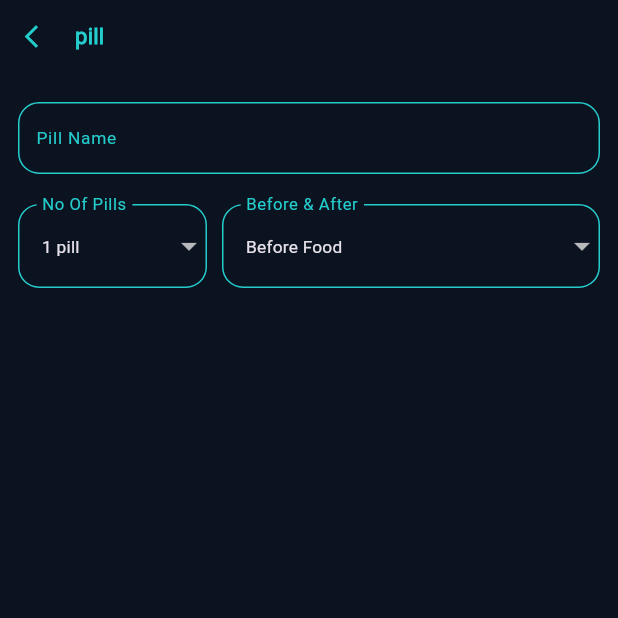
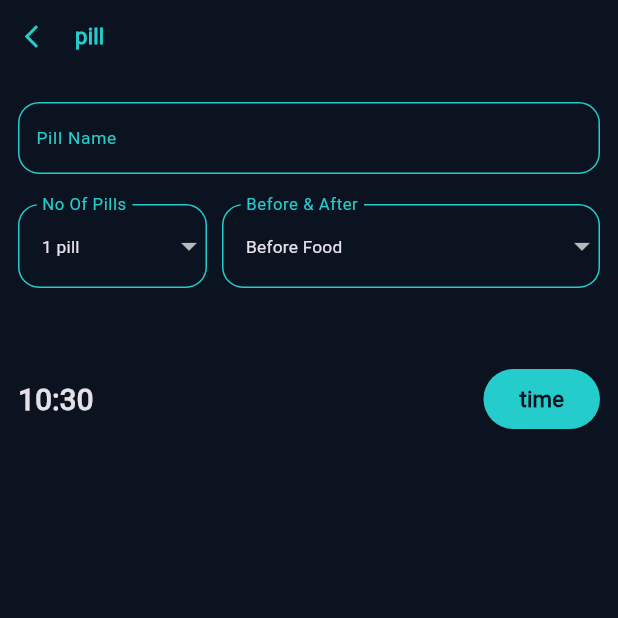
Before and after one commit to AliKamar34/MediMood, a Flutter app: the EditPillViewBody screen opened directly, on a phone screen of 412 x 824 dp, the top half of it. Run offline on Flutter 3.47's test engine with Material 3 defaults, Android fonts, the light colour scheme and no system bars; our stand-ins replace flutter_svg, font_awesome_flutter, go_router, google_nav_bar.

Commit message:
create custom time picker

```diff
--- /dev/null
+++ b/lib/features/home/presentation/views/widgets/custom_time_picker.dart
@@ -0,0 +1,45 @@
+import 'package:flutter/material.dart';
+import 'package:new_app/core/utils/app_text_style.dart';
+import 'package:new_app/core/utils/colors_asset_data.dart';
+
+class CustomTimePicker extends StatelessWidget {
+  const CustomTimePicker({super.key});
+
+  @override
+  Widget build(BuildContext context) {
+    TimeOfDay selectedTime = TimeOfDay.now();
+    return Row(
+      mainAxisAlignment: MainAxisAlignment.spaceBetween,
+      children: [
+        Text(
+          '${selectedTime.hour}:${selectedTime.minute}',
+          style: AppTextStyle.styleBold24(context),
+        ),
+        const SizedBox(width: 10),
+        ElevatedButton(
+          style: ButtonStyle(
+            backgroundColor: WidgetStateProperty.all(
+              ColorsAssetData.primaryColor,
+            ),
+          ),
+          onPressed: () async {
+            final TimeOfDay? timeOfDay = await showTimePicker(
+              context: context,
+              initialTime: selectedTime,
+              initialEntryMode: TimePickerEntryMode.dial,
+            );
+            if (timeOfDay != null) {
+              selectedTime = timeOfDay;
+            }
+          },
+          child: Text(
+            'time',
+            style: AppTextStyle.styleMedium18(context).copyWith(
+              color: ColorsAssetData.scaffoldColor,
+            ),
+          ),
+        ),
+      ],
+    );
+  }
+}
--- a/lib/features/home/presentation/views/widgets/edit_pill_view_body.dart
+++ b/lib/features/home/presentation/views/widgets/edit_pill_view_body.dart
@@ -1,7 +1,10 @@
 import 'package:flutter/material.dart';
+import 'package:new_app/core/utils/app_text_style.dart';
+import 'package:new_app/core/utils/colors_asset_data.dart';
 
 import 'package:new_app/features/home/presentation/views/widgets/custom_drop_down.dart';
 import 'package:new_app/features/home/presentation/views/widgets/custom_text_field.dart';
+import 'package:new_app/features/home/presentation/views/widgets/custom_time_picker.dart';
 import 'package:new_app/features/home/presentation/views/widgets/edit_pill_app_bar.dart';
 
 class EditPillViewBody extends StatelessWidget {
@@ -48,6 +51,8 @@ class EditPillViewBody extends StatelessWidget {
                   ),
                 ],
               ),
+              SizedBox(height: 50),
+              CustomTimePicker(),
             ],
           ),
         ),
```
